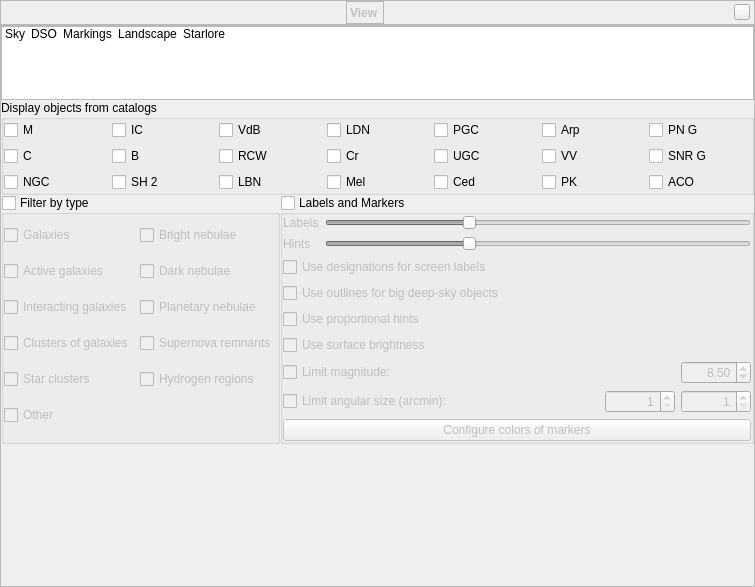
Qt form src/gui/viewDialog.ui (519984307/stellarium_src) before a commit.
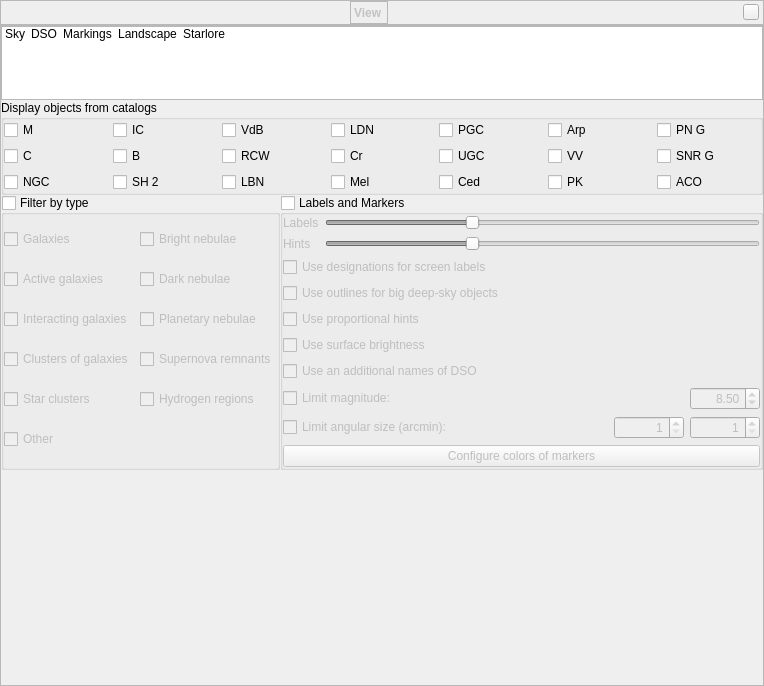
The same form after that commit. The open tabs and pages were chosen to show the change. Icons and pictures are not drawn. Custom widgets are drawn as their Qt base class.

Commit message: Revised DSO names (part 5) + added an option to disable usage an additional names for DSO

What changed in the file:
```diff
--- a/src/gui/viewDialog.ui
+++ b/src/gui/viewDialog.ui
@@ -6,8 +6,8 @@
    <rect>
     <x>0</x>
     <y>0</y>
-    <width>755</width>
-    <height>400</height>
+    <width>764</width>
+    <height>686</height>
    </rect>
   </property>
   <property name="font">
@@ -1955,7 +1955,7 @@
                  </property>
                 </widget>
                </item>
-               <item row="7" column="0">
+               <item row="8" column="0">
                 <layout class="QHBoxLayout" name="horizontalLayout_7">
                  <item>
                   <widget class="QCheckBox" name="nebulaLimitMagnitudeCheckBox">
@@ -2042,7 +2042,7 @@
                  </item>
                 </layout>
                </item>
-               <item row="9" column="0">
+               <item row="10" column="0">
                 <widget class="QPushButton" name="pushButtonConfigureDSOColors">
                  <property name="text">
                   <string>Configure colors of markers</string>
@@ -2056,7 +2056,7 @@
                  </property>
                 </widget>
                </item>
-               <item row="8" column="0">
+               <item row="9" column="0">
                 <layout class="QHBoxLayout" name="horizontalLayout_14">
                  <item>
                   <widget class="QCheckBox" name="nebulaLimitSizeCheckBox">
@@ -2117,6 +2117,13 @@
                  </item>
                 </layout>
                </item>
+               <item row="7" column="0">
+                <widget class="QCheckBox" name="checkBoxAdditionalNames">
+                 <property name="text">
+                  <string>Use an additional names of DSO</string>
+                 </property>
+                </widget>
+               </item>
               </layout>
              </widget>
             </item>
```
The commit also changes 7 other files.
